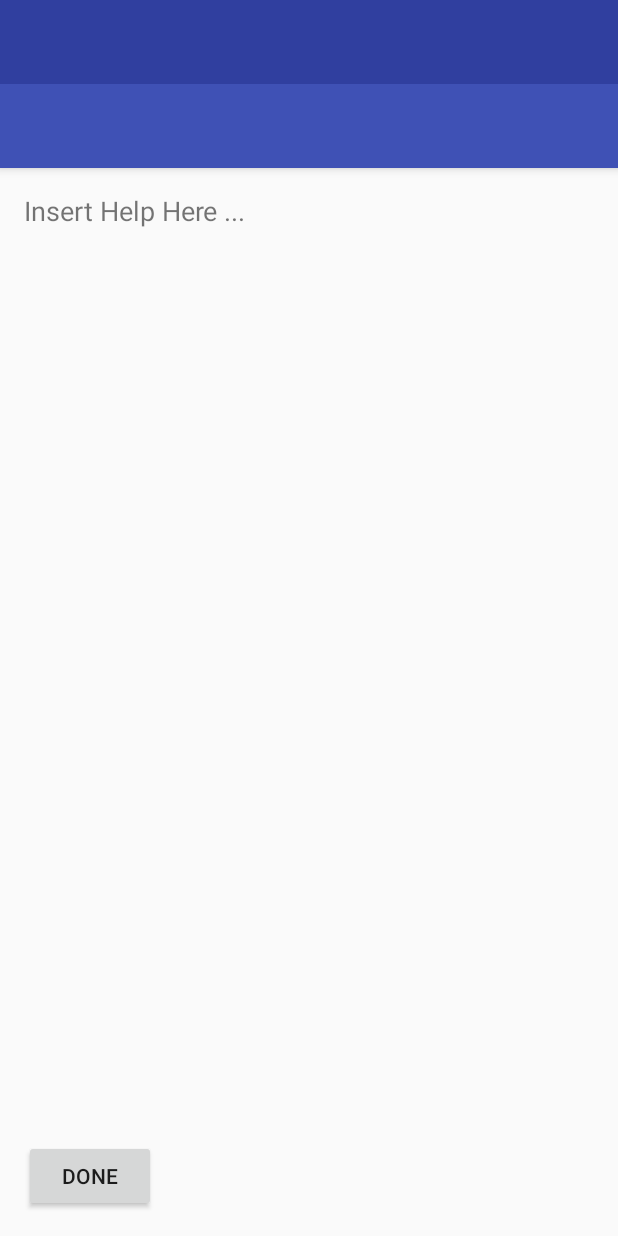
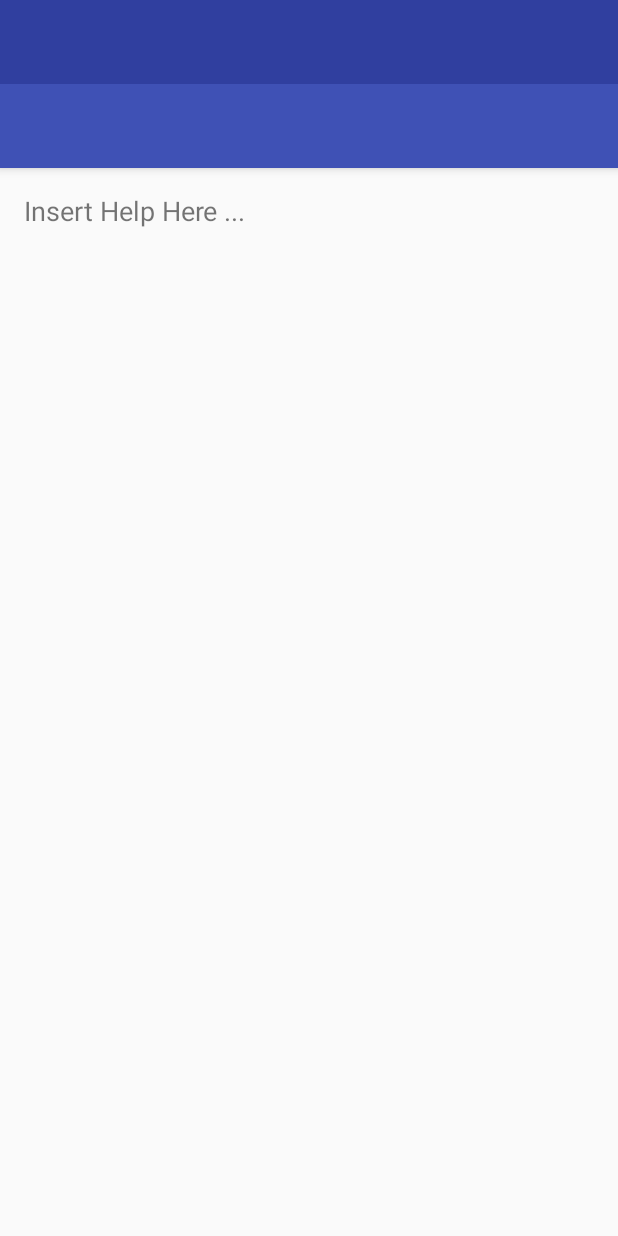
Before and after one commit to Junliu66/SleepyLog, an Android app: the layout activity_new_help.xml on its own in the app's theme, with its tools: preview values and no code run, on a phone screen of 412 x 824 dp. Run offline under Robolectric (Android 15) with nearby library versions, the phone set to English and light mode, and no system bars.

Commit message:
Fixed quality display bug.

```diff
--- a/app/src/main/java/com/avengers/sleepylog/EditDataActivity.java
+++ b/app/src/main/java/com/avengers/sleepylog/EditDataActivity.java
@@ -121,8 +121,10 @@ public class EditDataActivity extends AppCompatActivity
         spnSleepQuality.setOnItemSelectedListener(new AdapterView.OnItemSelectedListener() {
             @Override
             public void onItemSelected(AdapterView<?> parentView, View selectedItemView, int position, long id) {
-                quality = position+1;
-                tvQuality.setText("qual: " + String.valueOf(quality));
+                if (spnSleepQuality.getVisibility() == View.VISIBLE) {
+                    tvQuality.setText("qual: " + String.valueOf(quality));
+                    spnSleepQuality.setVisibility(View.INVISIBLE);
+                }
                 spnSleepQuality.setVisibility(View.INVISIBLE);
             }
 
--- a/app/src/main/java/com/avengers/sleepylog/NewHelpActivity.java
+++ b/app/src/main/java/com/avengers/sleepylog/NewHelpActivity.java
@@ -36,10 +36,6 @@ public class NewHelpActivity extends AppCompatActivity
         // Above created by Android Studio Navigation Drawer Activity template
 
 
-    }
-
-    public void onHelpDone(View view) {
-        this.finish();
     }
 
     // Below created by Android Studio Navigation Drawer Avtivity template
--- a/app/src/main/res/layout/content_new_help.xml
+++ b/app/src/main/res/layout/content_new_help.xml
@@ -30,15 +30,4 @@
         </LinearLayout>
     </ScrollView>
 
-    <Button
-        android:id="@+id/btnHelpDone"
-        android:layout_width="wrap_content"
-        android:layout_height="wrap_content"
-        android:layout_marginBottom="16dp"
-        android:layout_marginStart="16dp"
-        android:text="Done"
-        android:onClick="onHelpDone"
-        app:layout_constraintBottom_toBottomOf="parent"
-        app:layout_constraintStart_toStartOf="parent" />
-
 </android.support.constraint.ConstraintLayout>
```
